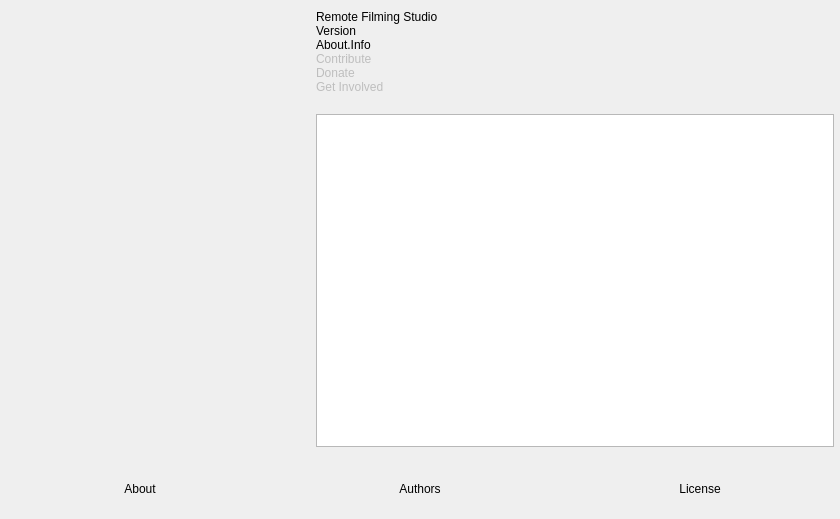
This is vendor_skins/RemoteFilming/UI/forms/OBSAbout.ui in CoSMoSoftware/OBS-studio-webrtc as Qt 5 draws it before an edit. The edited form follows.
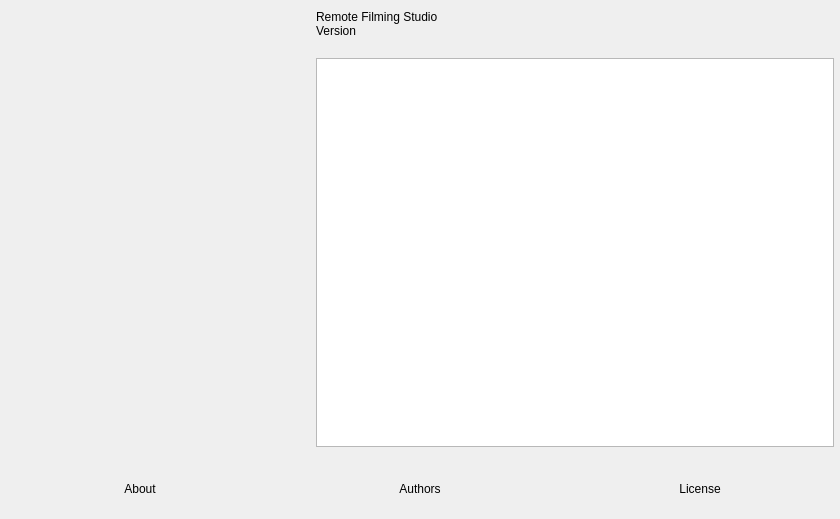
This is the edited form. Icons and pictures are not drawn. Custom widgets are drawn as their Qt base class.

```diff
--- a/vendor_skins/RemoteFilming/UI/forms/OBSAbout.ui
+++ b/vendor_skins/RemoteFilming/UI/forms/OBSAbout.ui
@@ -87,49 +87,6 @@
          </property>
         </widget>
        </item>
-       <item>
-        <widget class="QLabel" name="info">
-         <property name="text">
-          <string>About.Info</string>
-         </property>
-         <property name="wordWrap">
-          <bool>true</bool>
-         </property>
-        </widget>
-       </item>
-       <item>
-        <widget class="QLabel" name="contribute">
-         <property name="enabled">
-          <bool>false</bool>
-         </property>
-         <property name="text">
-          <string notr="true">Contribute</string>
-         </property>
-         <property name="wordWrap">
-          <bool>true</bool>
-         </property>
-        </widget>
-       </item>
-       <item>
-        <widget class="QLabel" name="donate">
-         <property name="enabled">
-          <bool>false</bool>
-         </property>
-         <property name="text">
-          <string notr="true">Donate</string>
-         </property>
-        </widget>
-       </item>
-       <item>
-        <widget class="QLabel" name="getInvolved">
-         <property name="enabled">
-          <bool>false</bool>
-         </property>
-         <property name="text">
-          <string notr="true">Get Involved</string>
-         </property>
-        </widget>
-       </item>
        <item>
         <spacer name="verticalSpacer">
          <property name="orientation">
```
